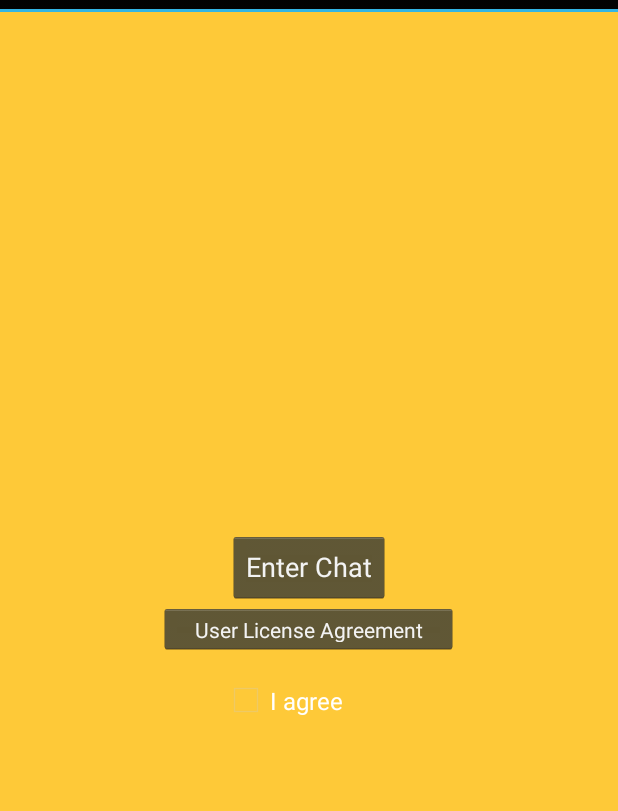
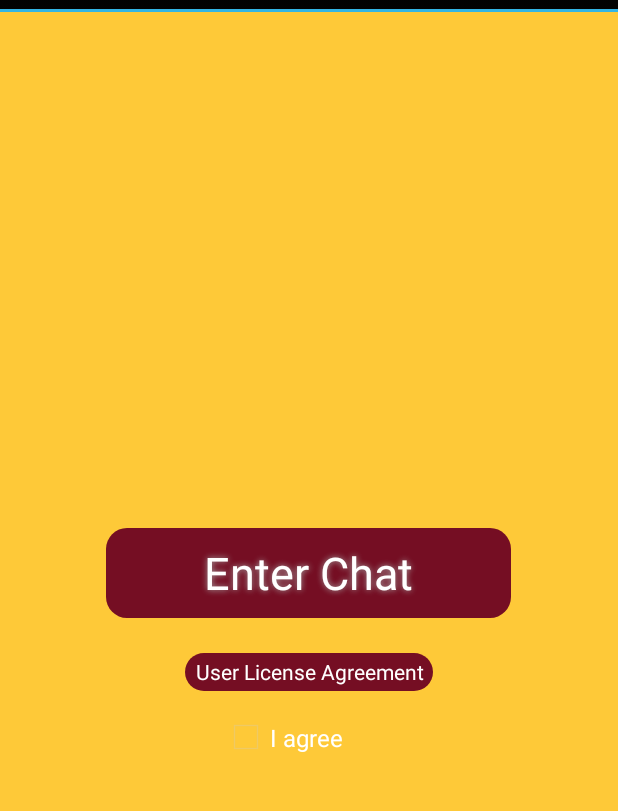
Before and after one commit to emmax86/H4H_2014, an Android app: the screen it shows after launch (Login_Activity), on a phone screen of 412 x 824 dp, the part 60-871 px from its top. Run offline under Robolectric (Android 15) with nearby library versions, the phone set to English and light mode, and no system bars.

Commit message:
graphic update to ui

```diff
--- /dev/null
+++ b/android/app/src/main/res/drawable/buttonshape.xml
@@ -0,0 +1,19 @@
+<?xml version="1.0" encoding="utf-8"?>
+<shape xmlns:android="http://schemas.android.com/apk/res/android" android:shape="rectangle" >
+    <corners
+        android:radius="14dp"
+        />
+    <solid
+        android:color="#750E23"
+        />
+    <padding
+        android:left="0dp"
+        android:top="0dp"
+        android:right="0dp"
+        android:bottom="0dp"
+        />
+    <size
+        android:width="270dp"
+        android:height="60dp"
+        />
+</shape>
--- a/android/app/src/main/res/layout/activity_login_.xml
+++ b/android/app/src/main/res/layout/activity_login_.xml
@@ -22,21 +22,39 @@
         android:layout_weight="0.55" />
 
     <Button
-        android:layout_width="wrap_content"
+        android:id="@+id/goButton"
+
+        android:text="Enter Chat"
+        android:textColor="#FFFFFF"
+        android:textSize="30sp"
+
+        android:layout_width="270dp"
+        android:layout_height="60dp"
+        android:background="@drawable/buttonshape"
+        android:shadowColor="#A8A8A8"
+        android:shadowDx="0"
+        android:shadowDy="0"
+        android:shadowRadius="5"
+        />
+
+
+    <Space
+        android:layout_width="match_parent"
         android:layout_height="wrap_content"
-        android:text="Enter Chat"
-        android:id="@+id/goButton"
-        android:onClick="goButtonClick"
-        android:layout_gravity="center_horizontal" />
-
+        android:layout_gravity="center_horizontal"
+        android:layout_weight="0.04" />
 
     <Button
         style="?android:attr/buttonStyleSmall"
-        android:layout_width="199dp"
-        android:layout_height="34dp"
+        android:textColor="#FFFFFF"
+        android:layout_width="165dp"
+        android:layout_height="25dp"
+        android:background="@drawable/buttonshape"
         android:text="User License Agreement"
         android:onClick="popupLicense"
-        android:id="@+id/licenseAgreement" />
+        android:id="@+id/licenseAgreement"
+
+        />
 
     <CheckBox
         android:layout_width="116dp"
@@ -45,10 +63,4 @@
         android:id="@+id/agreementCheckBox"
         android:layout_gravity="center_horizontal" />
 
-    <Space
-        android:layout_width="match_parent"
-        android:layout_height="wrap_content"
-        android:layout_gravity="center_horizontal"
-        android:layout_weight="0.42" />
-
 </LinearLayout>
```
Also changed, not shown: android/app/src/main/res/drawable-hdpi/ic_launcher.png, android/app/src/main/res/drawable-mdpi/ic_launcher.png, android/app/src/main/res/drawable-xhdpi/ic_launcher.png, android/app/src/main/res/drawable-xxhdpi/ic_launcher.png.
